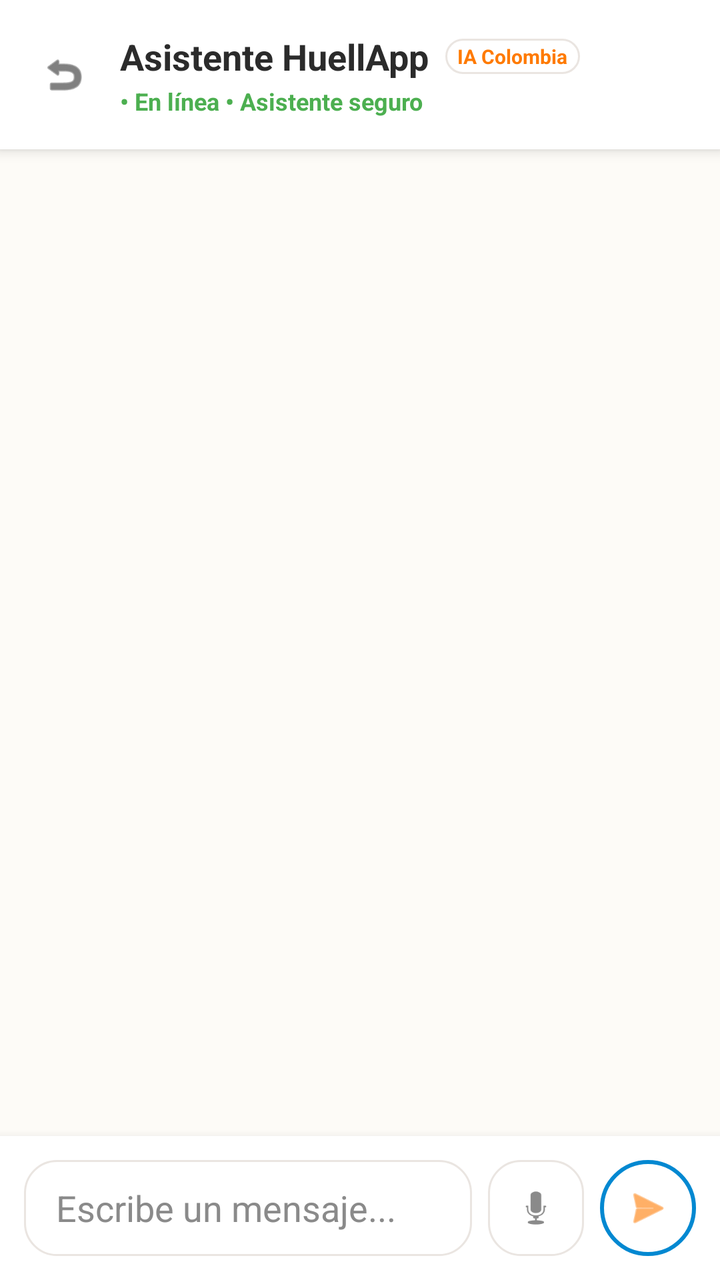
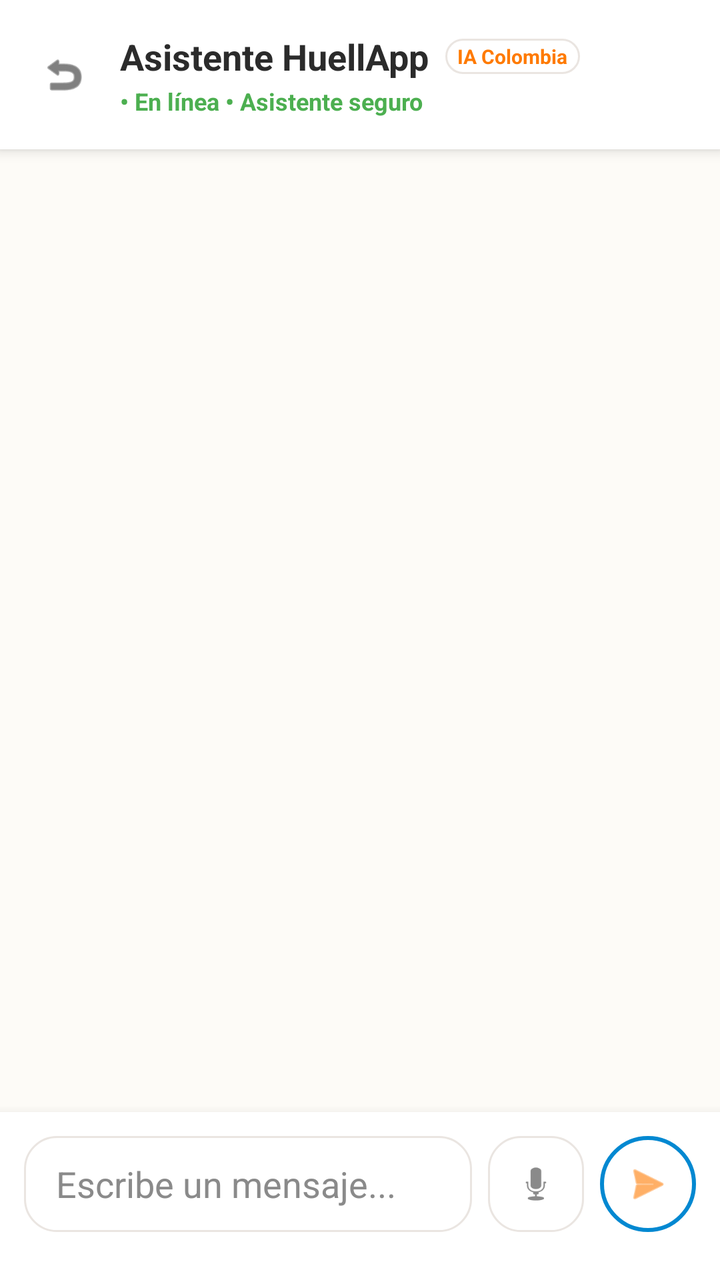

An Android layout rendered at two revisions. The XML below is the earlier revision; the diff shows what the commit changed to produce the second picture.
<!-- AndroidManifest.xml: application theme Theme.HuellaApp -->
<!-- res/layout/activity_asistente_ia.xml -->
<?xml version="1.0" encoding="utf-8"?>
<androidx.constraintlayout.widget.ConstraintLayout xmlns:android="http://schemas.android.com/apk/res/android"
    xmlns:app="http://schemas.android.com/apk/res-auto"
    xmlns:tools="http://schemas.android.com/tools"
    android:layout_width="match_parent"
    android:layout_height="match_parent"
    android:background="@color/huellapp_background"
    tools:context=".AsistenteIAActivity">

    
    <LinearLayout
        android:id="@+id/headerChat"
        android:layout_width="0dp"
        android:layout_height="wrap_content"
        android:background="@color/white"
        android:elevation="4dp"
        android:gravity="center_vertical"
        android:orientation="horizontal"
        android:padding="16dp"
        app:layout_constraintEnd_toEndOf="parent"
        app:layout_constraintStart_toStartOf="parent"
        app:layout_constraintTop_toTopOf="parent">

        <ImageView
            android:id="@+id/ivBackChat"
            android:layout_width="32dp"
            android:layout_height="32dp"
            android:background="?attr/selectableItemBackgroundBorderless"
            android:padding="4dp"
            android:src="@android:drawable/ic_menu_revert"
            app:tint="@color/huellapp_text_dark" />

        <LinearLayout
            android:layout_width="0dp"
            android:layout_height="wrap_content"
            android:layout_marginStart="12dp"
            android:layout_weight="1"
            android:orientation="vertical">

            <LinearLayout
                android:layout_width="wrap_content"
                android:layout_height="wrap_content"
                android:gravity="center_vertical"
                android:orientation="horizontal">

                <TextView
                    android:layout_width="wrap_content"
                    android:layout_height="wrap_content"
                    android:text="Asistente HuellApp"
                    android:textColor="@color/huellapp_text_dark"
                    android:textSize="18sp"
                    android:textStyle="bold" />

                <TextView
                    android:layout_width="wrap_content"
                    android:layout_height="wrap_content"
                    android:layout_marginStart="8dp"
                    android:background="@drawable/bg_input_rounded"
                    android:paddingHorizontal="6dp"
                    android:paddingVertical="2dp"
                    android:text="IA Colombia"
                    android:textColor="@color/huellapp_primary"
                    android:textSize="10sp"
                    android:textStyle="bold" />
            </LinearLayout>

            <TextView
                android:layout_width="wrap_content"
                android:layout_height="wrap_content"
                android:layout_marginTop="2dp"
                android:text="• En línea • Asistente seguro"
                android:textColor="@color/huellapp_green"
                android:textSize="12sp"
                android:textStyle="bold" />
        </LinearLayout>
    </LinearLayout>

    
    <androidx.recyclerview.widget.RecyclerView
        android:id="@+id/rvChat"
        android:layout_width="0dp"
        android:layout_height="0dp"
        android:clipToPadding="false"
        android:paddingTop="16dp"
        android:paddingBottom="16dp"
        app:layout_constraintBottom_toTopOf="@id/cardDraftContainer"
        app:layout_constraintEnd_toEndOf="parent"
        app:layout_constraintStart_toStartOf="parent"
        app:layout_constraintTop_toBottomOf="@id/headerChat" />

    
    <LinearLayout
        android:id="@+id/cardDraftContainer"
        android:layout_width="0dp"
        android:layout_height="wrap_content"
        android:layout_marginStart="16dp"
        android:layout_marginEnd="16dp"
        android:layout_marginBottom="16dp"
        android:background="@drawable/bg_draft_card"
        android:elevation="2dp"
        android:orientation="vertical"
        android:padding="16dp"
        android:visibility="gone"
        app:layout_constraintBottom_toTopOf="@id/bottomInputBar"
        app:layout_constraintEnd_toEndOf="parent"
        app:layout_constraintStart_toStartOf="parent">

        <TextView
            android:layout_width="match_parent"
            android:layout_height="wrap_content"
            android:text="BORRADOR DE AVISTAMIENTO ASISTIDO POR IA"
            android:textColor="#F57F17"
            android:textSize="11sp"
            android:textStyle="bold" />

        <TextView
            android:id="@+id/tvDraftDetails"
            android:layout_width="match_parent"
            android:layout_height="wrap_content"
            android:layout_marginTop="8dp"
            android:text="Gato, Negro, C.C. Campanario/Panamericana, Popayán, Asustado/Desorientado."
            android:textColor="@color/huellapp_text_dark"
            android:textSize="14sp" />

        <Button
            android:id="@+id/btnPublicarPista"
            android:layout_width="match_parent"
            android:layout_height="48dp"
            android:layout_marginTop="12dp"
            android:background="@drawable/bg_button_orange"
            android:text="Publicar Pista"
            android:textAllCaps="false"
            android:textColor="@color/white"
            android:textStyle="bold" />
    </LinearLayout>

    
    <androidx.constraintlayout.widget.ConstraintLayout
        android:id="@+id/bottomInputBar"
        android:layout_width="0dp"
        android:layout_height="wrap_content"
        android:background="@color/white"
        android:elevation="8dp"
        android:padding="12dp"
        app:layout_constraintBottom_toBottomOf="parent"
        app:layout_constraintEnd_toEndOf="parent"
        app:layout_constraintStart_toStartOf="parent">

        <EditText
            android:id="@+id/etChatInput"
            android:layout_width="0dp"
            android:layout_height="48dp"
            android:layout_marginEnd="8dp"
            android:background="@drawable/bg_input_rounded"
            android:hint="Escribe un mensaje..."
            android:paddingHorizontal="16dp"
            android:textColorHint="@color/huellapp_text_hint"
            app:layout_constraintBottom_toBottomOf="parent"
            app:layout_constraintEnd_toStartOf="@id/btnVoice"
            app:layout_constraintStart_toStartOf="parent"
            app:layout_constraintTop_toTopOf="parent" />

        <ImageView
            android:id="@+id/btnVoice"
            android:layout_width="48dp"
            android:layout_height="48dp"
            android:layout_marginEnd="8dp"
            android:background="@drawable/bg_input_rounded"
            android:padding="12dp"
            android:src="@android:drawable/ic_btn_speak_now"
            app:layout_constraintBottom_toBottomOf="parent"
            app:layout_constraintEnd_toStartOf="@id/btnSendChat"
            app:layout_constraintTop_toTopOf="parent"
            app:tint="@color/huellapp_text_hint" />

        <ImageView
            android:id="@+id/btnSendChat"
            android:layout_width="48dp"
            android:layout_height="48dp"
            android:background="@drawable/bg_avatar_verified"
            android:padding="12dp"
            android:src="@android:drawable/ic_menu_send"
            app:layout_constraintBottom_toBottomOf="parent"
            app:layout_constraintEnd_toEndOf="parent"
            app:layout_constraintTop_toTopOf="parent"
            app:tint="@color/huellapp_primary" />

    </androidx.constraintlayout.widget.ConstraintLayout>

</androidx.constraintlayout.widget.ConstraintLayout>
<!-- resources referenced by this layout -->
<resources>
  <color name="huellapp_background">#FDFBF7</color>
  <color name="huellapp_green">#4CAF50</color>
  <color name="huellapp_primary">#FF7A00</color>
  <color name="huellapp_text_dark">#2B2B2B</color>
  <color name="huellapp_text_hint">#8A8A8A</color>
  <color name="white">#FFFFFFFF</color>
  <!-- drawable bg_avatar_verified (drawable) -->
  <?xml version="1.0" encoding="utf-8"?>
  <shape xmlns:android="http://schemas.android.com/apk/res/android"
      android:shape="oval">
  
      
      <solid android:color="@android:color/transparent" />
  
      
      <stroke android:width="2dp" android:color="@color/huellapp_blue" />
  
  </shape>
  <!-- drawable bg_button_orange (drawable) -->
  <?xml version="1.0" encoding="utf-8"?>
  <ripple xmlns:android="http://schemas.android.com/apk/res/android"
      android:color="@color/huellapp_primary_dark">
  
      
      <item>
          <shape android:shape="rectangle">
              <solid android:color="@color/huellapp_primary"/>
              <corners android:radius="24dp"/>
          </shape>
      </item>
  </ripple>
  <!-- drawable bg_draft_card (drawable) -->
  <?xml version="1.0" encoding="utf-8"?>
  <shape xmlns:android="http://schemas.android.com/apk/res/android"
      android:shape="rectangle">
      <solid android:color="#FFF8E1" /> 
      <stroke android:width="1dp" android:color="#FFC107" />
      <corners android:radius="16dp" />
  </shape>
  <!-- drawable bg_input_rounded (drawable) -->
  <?xml version="1.0" encoding="utf-8"?>
  <selector xmlns:android="http://schemas.android.com/apk/res/android">
      
      <item android:state_focused="true">
          <shape android:shape="rectangle">
              <solid android:color="@color/huellapp_card_bg"/>
              <corners android:radius="16dp"/>
              
              <stroke android:width="2dp" android:color="@color/huellapp_primary"/>
          </shape>
      </item>
  
      
      <item>
          <shape android:shape="rectangle">
              <solid android:color="@color/huellapp_card_bg"/>
              <corners android:radius="16dp"/>
              <stroke android:width="1dp" android:color="@color/huellapp_border"/>
          </shape>
      </item>
  </selector>
  <style name="Theme.HuellaApp" parent="Base.Theme.HuellaApp" />
  <color name="huellapp_blue">#0288D1</color>
  <color name="huellapp_primary_dark">#E65100</color>
  <color name="huellapp_card_bg">#FFFFFF</color>
  <color name="huellapp_border">#EAE5E1</color>
  <style name="Base.Theme.HuellaApp" parent="Theme.MaterialComponents.DayNight.NoActionBar">
          
          <item name="colorPrimary">@color/huellapp_primary</item>
          <item name="colorPrimaryVariant">@color/huellapp_primary_dark</item>
          <item name="colorOnPrimary">@color/white</item>
  
          
          <item name="android:windowBackground">@color/huellapp_background</item>
          <item name="colorSurface">@color/huellapp_card_bg</item>
      </style>
</resources>

<!-- the commit's change to res/layout/activity_asistente_ia.xml (unified diff, before → after) -->
@@ -141,7 +141,10 @@
         android:layout_height="wrap_content"
         android:background="@color/white"
         android:elevation="8dp"
-        android:padding="12dp"
+        android:paddingTop="12dp"
+        android:paddingBottom="24dp"
+        android:paddingStart="12dp"
+        android:paddingEnd="12dp"
         app:layout_constraintBottom_toBottomOf="parent"
         app:layout_constraintEnd_toEndOf="parent"
         app:layout_constraintStart_toStartOf="parent">
